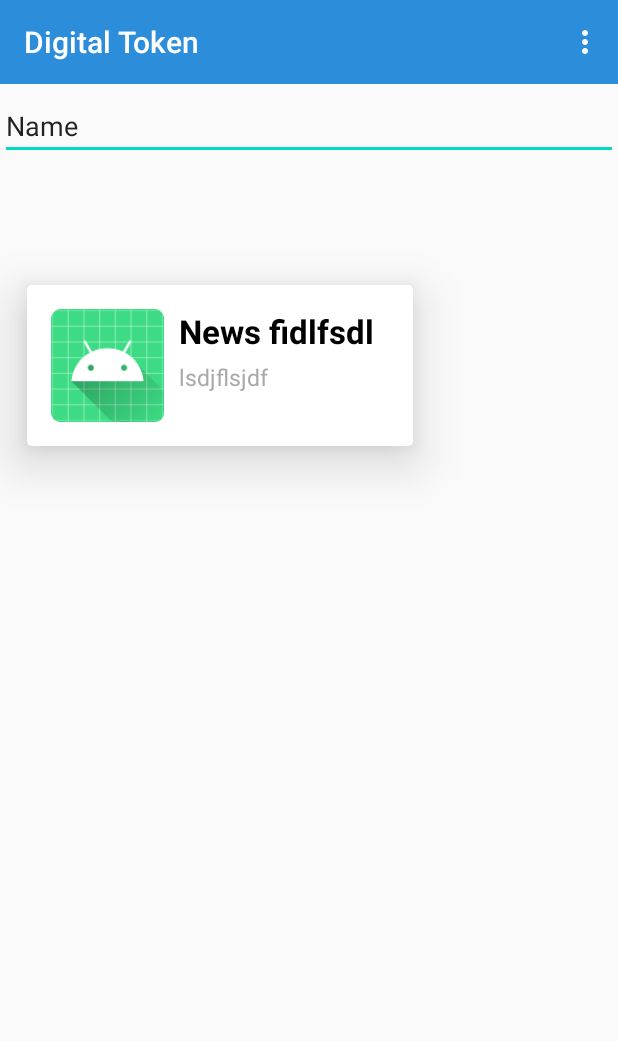
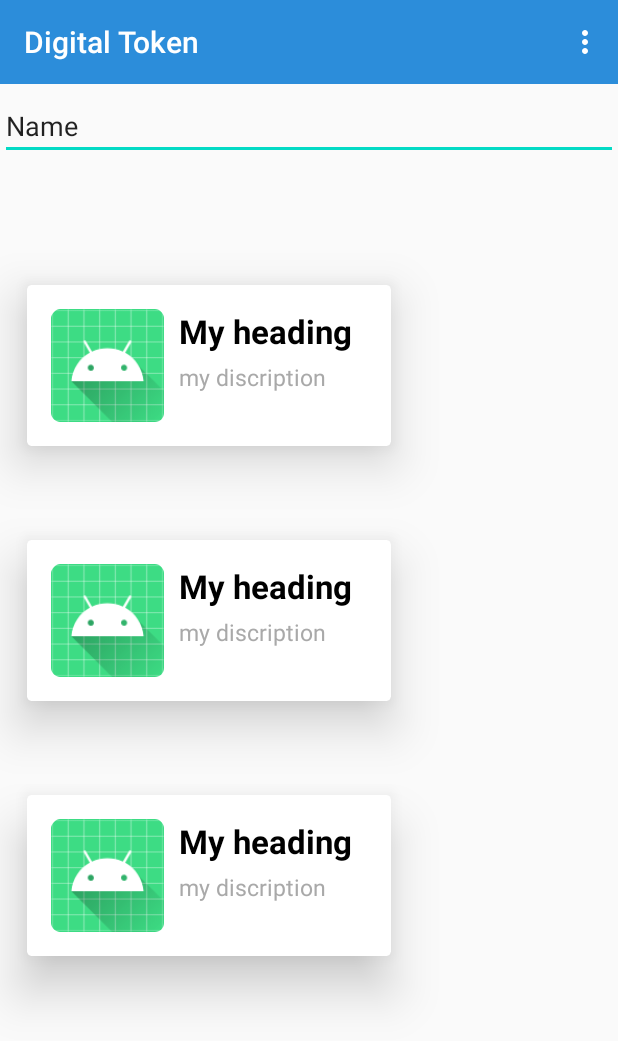
Before and after one commit to AshiqueHira/DigitalTokens, an Android app: the screen it shows after launch (MainActivity), on a phone screen of 412 x 824 dp. Shown: the top 1041 px of the screen. Run offline under Robolectric (Android 15) with nearby library versions, the phone set to English and light mode, and no system bars.

Commit message:
3rd Commit

```diff
--- a/app/src/main/java/com/example/digitaltoken/MainActivity.java
+++ b/app/src/main/java/com/example/digitaltoken/MainActivity.java
@@ -62,8 +62,18 @@ public class MainActivity extends AppCompatActivity {
 
 
         Model m = new Model();
-        m.setTitleList("News fidlfsdl");
-        m.setDiscList("lsdjflsjdf");
+        m.setTitleList("My heading");
+        m.setDiscList("my discription");
+        models.add(m);
+
+
+        m.setTitleList("My heading");
+        m.setDiscList("my discription");
+        models.add(m);
+
+
+        m.setTitleList("My heading");
+        m.setDiscList("my discription");
         models.add(m);
         return models;
 
```
